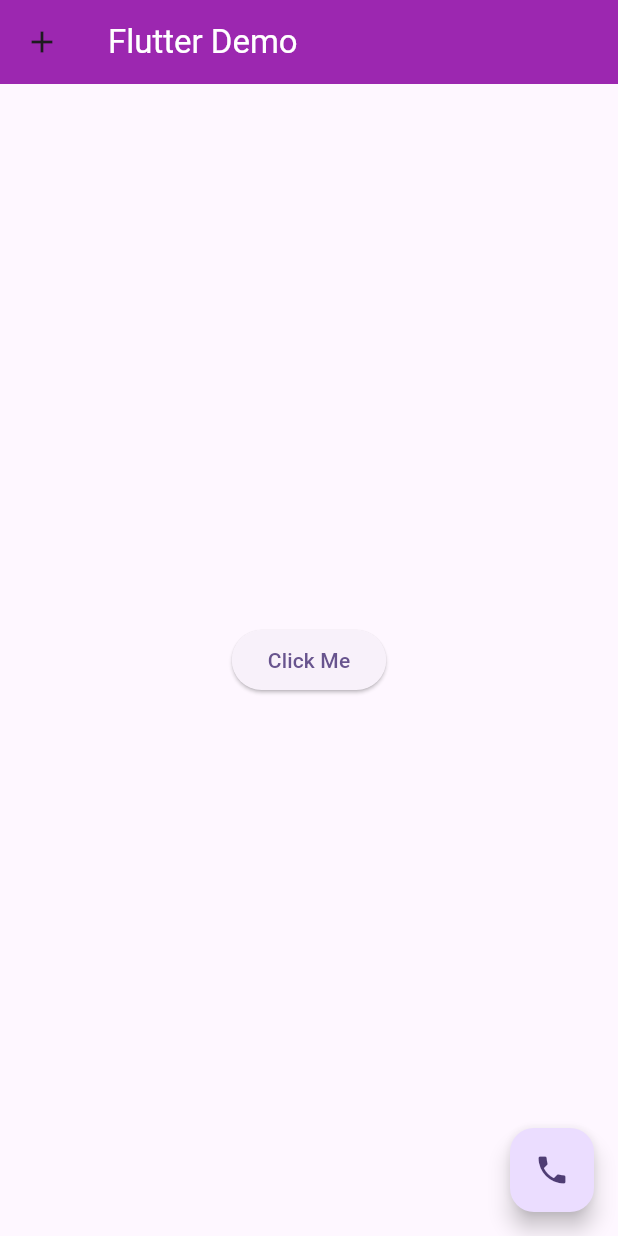
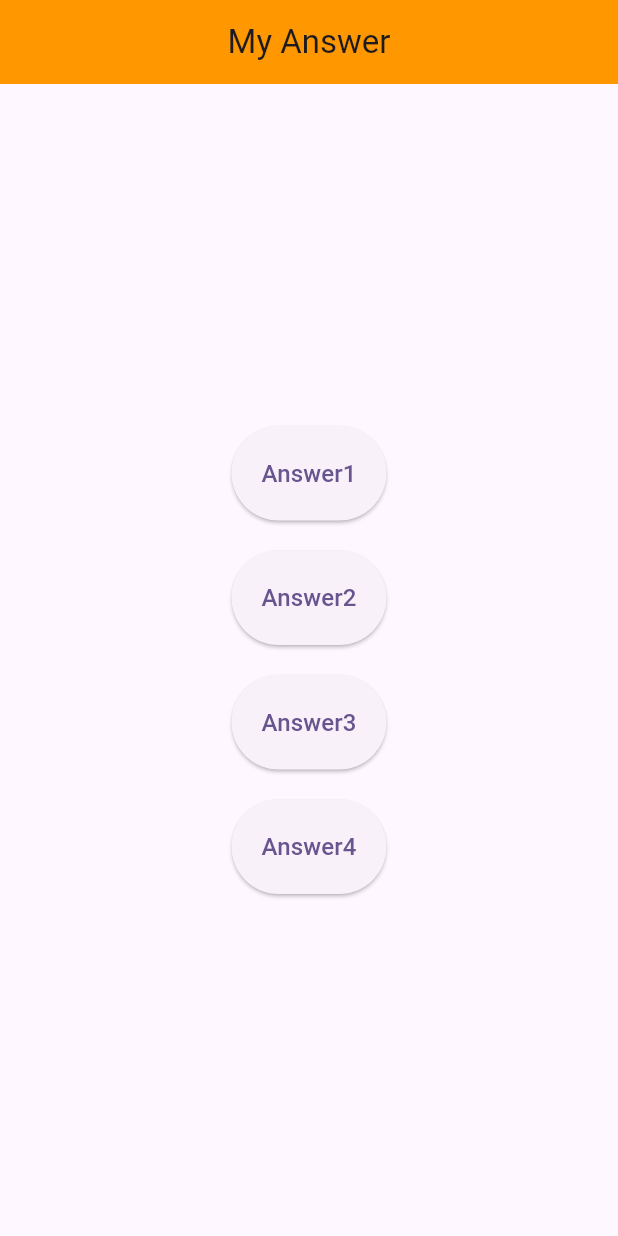
Before and after one commit to youraumji/mytestapp, a Flutter app: the screen it shows after launch, on a phone screen of 412 x 824 dp. Run offline on Flutter 3.47's test engine with Material 3 defaults, Android fonts, the phone set to English and light mode, and no system bars.

Commit message:
Week3 Lab

```diff
--- a/lib/main.dart
+++ b/lib/main.dart
@@ -1,4 +1,10 @@
 import 'package:flutter/material.dart';
+import 'package:mytestapp/my_stateful_widget.dart';
+import 'package:mytestapp/page_answer/answer1.dart';
+import 'package:mytestapp/page_answer/answer2.dart';
+import 'package:mytestapp/page_answer/answer3.dart';
+import 'package:mytestapp/page_answer/answer4.dart';
+import 'package:mytestapp/page_answer/answer_portal.dart';
 
 void main() {
   runApp(const MyApp());
@@ -7,7 +13,6 @@
 class MyApp extends StatelessWidget {
   const MyApp({super.key});
 
-  // This widget is the root of your application.
   @override
   Widget build(BuildContext context) {
     return MaterialApp(
@@ -17,97 +22,24 @@
         colorScheme: ColorScheme.fromSeed(seedColor: Colors.deepPurple),
         useMaterial3: true,
       ),
-      home: Scaffold(
-        appBar: AppBar(
-          title: const Text(
-            'Flutter Demo',
-            style: TextStyle(color: Colors.white),
-          ),
-          leading: const Icon(Icons.add),
-          backgroundColor: Colors.purple,
-        ),
-        /*body: Container(
-            color: Colors.grey,
-            child: Column(
-                mainAxisAlignment: MainAxisAlignment.end,
-                crossAxisAlignment: CrossAxisAlignment.start,
-                mainAxisSize: MainAxisSize.max,
-                children: [
-                  Container(
-                      height: 150,
-                      width: 100,
-                      color: Colors.red,
-                      child: const Text("Item 1",
-                          style: TextStyle(color: Colors.white))),
-                  Container(
-                      height: 50,
-                      width: 50,
-                      color: Colors.green,
-                      child: const Text("Item 2",
-                          style: TextStyle(color: Colors.pink))),
-                  Container(
-                      height: 50,
-                      width: 50,
-                      color: Colors.yellow,
-                      child: const Text("Item 3",
-                          style: TextStyle(color: Colors.blue))),
-                ]),
-          ),
-          floatingActionButton: FloatingActionButton(
-            onPressed: () {
-              print("Hello");
-            },
-            child: const Icon(Icons.phone),
-          ),
-        ));
+      home: const answer_portal(),
+    );
   }
-}*/
-        /*body: Container(
-              color: Colors.grey,
-              child: Row(
-                children: [
-                  Container(
-                    color: Colors.yellow,
-                    height: 100,
-                    width: 50,
-                  ),
-                  Expanded(
-                      flex: 2,
-                      child: Container(
-                        color: Colors.red,
-                        height: 100,
-                      )),
-                  Expanded(
-                      flex: 3,
-                      child: Container(
-                        color: Colors.blue,
-                        height: 100,
-                      ))
-                ],
-              )),
-          floatingActionButton: FloatingActionButton(
-            onPressed: () {
-              print("Hello");
-            },
-            child: const Icon(Icons.phone),
-          ),
-        ));
-  }
-}*/
-        body: Center(
-          child: ElevatedButton(
-            onPressed: () {
-              print("Pressed!");
-            },
-            child: const Text("Click Me"),
-          ),
-        ),
-        floatingActionButton: FloatingActionButton(
-          onPressed: () {
-            print("Hello");
-          },
-          child: const Icon(Icons.phone),
-        ),
+}
+
+class GreetingWidget extends StatelessWidget {
+  final String name;
+  const GreetingWidget({super.key, required this.name});
+
+  @override
+  Widget build(BuildContext context) {
+    return Scaffold(
+      appBar: AppBar(
+        title: const Text('Demo APP'),
+        backgroundColor: Colors.orange,
+      ),
+      body: Center(
+        child: Text('Hello, $name'),
       ),
     );
   }
--- /dev/null
+++ b/lib/page_answer/answer_portal.dart
@@ -0,0 +1,97 @@
+import 'package:flutter/material.dart';
+import 'package:mytestapp/page_answer/answer1.dart';
+import 'package:mytestapp/page_answer/answer2.dart';
+import 'package:mytestapp/page_answer/answer3.dart';
+import 'package:mytestapp/page_answer/answer4.dart';
+
+class answer_portal extends StatefulWidget {
+  const answer_portal({super.key});
+
+  @override
+  State<answer_portal> createState() => _MyStatefulWidgetState();
+}
+
+class _MyStatefulWidgetState extends State<answer_portal> {
+  @override
+  Widget build(BuildContext context) {
+    return Scaffold(
+      appBar: AppBar(
+        title: const Text(
+          "My Answer",
+        ),
+        centerTitle: true,
+        backgroundColor: Colors.orange,
+      ),
+      body: Center(
+        child: Column(
+          mainAxisAlignment: MainAxisAlignment.center,
+          children: [
+            ElevatedButton(
+              style: ElevatedButton.styleFrom(
+                padding: const EdgeInsets.all(20),
+              ),
+              child: const Text(
+                "Answer1",
+                style: TextStyle(fontSize: 16),
+              ),
+              onPressed: () {
+                Navigator.push(
+                  context,
+                  MaterialPageRoute(builder: (context) => const answer1()),
+                );
+              },
+            ),
+            const SizedBox(height: 20),
+            ElevatedButton(
+              style: ElevatedButton.styleFrom(
+                padding: const EdgeInsets.all(20),
+              ),
+              child: const Text(
+                "Answer2",
+                style: TextStyle(fontSize: 16),
+              ),
+              onPressed: () {
+                Navigator.push(
+                  context,
+                  MaterialPageRoute(builder: (context) => const answer2()),
+                );
+              },
+            ),
+            const SizedBox(height: 20),
+            ElevatedButton(
+              style: ElevatedButton.styleFrom(
+                padding: const EdgeInsets.all(20),
+              ),
+              child: const Text(
+                "Answer3",
+                style: TextStyle(fontSize: 16),
+              ),
+              onPressed: () {
+                Navigator.push(
+                  context,
+                  MaterialPageRoute(builder: (context) => const answer3()),
+                );
+              },
+            ),
+            const SizedBox(height: 20),
+            ElevatedButton(
+              style: ElevatedButton.styleFrom(
+                padding: const EdgeInsets.all(20),
+              ),
+              child: const Text(
+                "Answer4",
+                style: TextStyle(fontSize: 16),
+              ),
+              onPressed: () {
+                Navigator.push(
+                  context,
+                  MaterialPageRoute(builder: (context) => const answer4()),
+                );
+              },
+            ),
+          ],
+        ),
+      ),
+    );
+  }
+}
```
Also changed, not shown: lib/page_answer/answer1.dart (added, +85 -0 lines), lib/page_answer/answer2.dart (added, +79 -0 lines), lib/page_answer/answer3.dart (added, +127 -0 lines), lib/page_answer/answer4.dart (added, +106 -0 lines).
